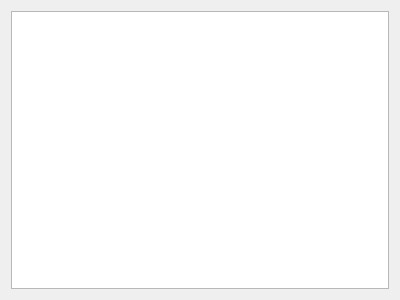
Before: the Qt Designer form ui/checkinoutview.ui in linoboss/PyExcel, drawn with Qt 5.
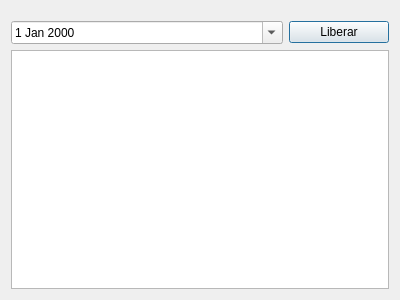
After: the same form once the commit is applied.

```diff
--- a/ui/checkinoutview.ui
+++ b/ui/checkinoutview.ui
@@ -14,7 +14,7 @@
    <string>Registro de entradas y salidas</string>
   </property>
   <layout class="QGridLayout" name="gridLayout">
-   <item row="0" column="0">
+   <item row="2" column="0">
     <widget class="QTableView" name="tableView">
      <property name="editTriggers">
       <set>QAbstractItemView::NoEditTriggers</set>
@@ -33,6 +33,36 @@
      </property>
     </widget>
    </item>
+   <item row="1" column="0">
+    <layout class="QHBoxLayout" name="horizontalLayout">
+     <property name="topMargin">
+      <number>10</number>
+     </property>
+     <item>
+      <widget class="QDateEdit" name="dateEdit">
+       <property name="wrapping">
+        <bool>false</bool>
+       </property>
+       <property name="calendarPopup">
+        <bool>true</bool>
+       </property>
+      </widget>
+     </item>
+     <item>
+      <widget class="QPushButton" name="pushButton">
+       <property name="maximumSize">
+        <size>
+         <width>100</width>
+         <height>16777215</height>
+        </size>
+       </property>
+       <property name="text">
+        <string>Liberar</string>
+       </property>
+      </widget>
+     </item>
+    </layout>
+   </item>
   </layout>
  </widget>
  <resources/>
```
